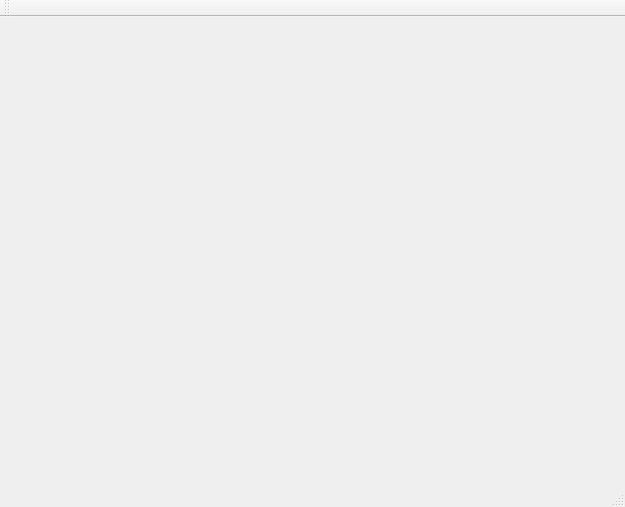
Above: mainwindow.ui from peter11295/git_calender before the change. Below: the same form after it.
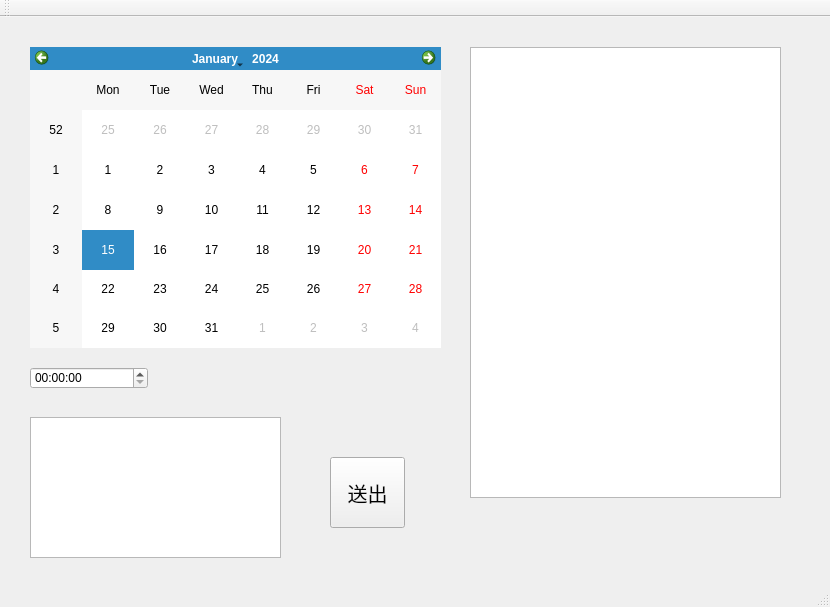
That is the form after the change.

The edit to the form file:
```diff
--- a/mainwindow.ui
+++ b/mainwindow.ui
@@ -6,14 +6,73 @@
    <rect>
     <x>0</x>
     <y>0</y>
-    <width>625</width>
-    <height>507</height>
+    <width>830</width>
+    <height>607</height>
    </rect>
   </property>
   <property name="windowTitle">
    <string>MainWindow</string>
   </property>
-  <widget class="QWidget" name="centralWidget"/>
+  <widget class="QWidget" name="centralWidget">
+   <widget class="QCalendarWidget" name="calendarWidget">
+    <property name="geometry">
+     <rect>
+      <x>30</x>
+      <y>30</y>
+      <width>411</width>
+      <height>301</height>
+     </rect>
+    </property>
+   </widget>
+   <widget class="QTextEdit" name="textEdit">
+    <property name="geometry">
+     <rect>
+      <x>30</x>
+      <y>400</y>
+      <width>251</width>
+      <height>141</height>
+     </rect>
+    </property>
+   </widget>
+   <widget class="QPushButton" name="pushButton">
+    <property name="geometry">
+     <rect>
+      <x>330</x>
+      <y>440</y>
+      <width>75</width>
+      <height>71</height>
+     </rect>
+    </property>
+    <property name="font">
+     <font>
+      <pointsize>15</pointsize>
+     </font>
+    </property>
+    <property name="text">
+     <string>送出</string>
+    </property>
+   </widget>
+   <widget class="QListWidget" name="listWidget">
+    <property name="geometry">
+     <rect>
+      <x>470</x>
+      <y>30</y>
+      <width>311</width>
+      <height>451</height>
+     </rect>
+    </property>
+   </widget>
+   <widget class="QTimeEdit" name="timeEdit">
+    <property name="geometry">
+     <rect>
+      <x>30</x>
+      <y>350</y>
+      <width>118</width>
+      <height>22</height>
+     </rect>
+    </property>
+   </widget>
+  </widget>
   <widget class="QMenuBar" name="menuBar">
    <property name="geometry">
     <rect>
```
Left out of the diff: 2 changed lines with no effect on the pictures.
